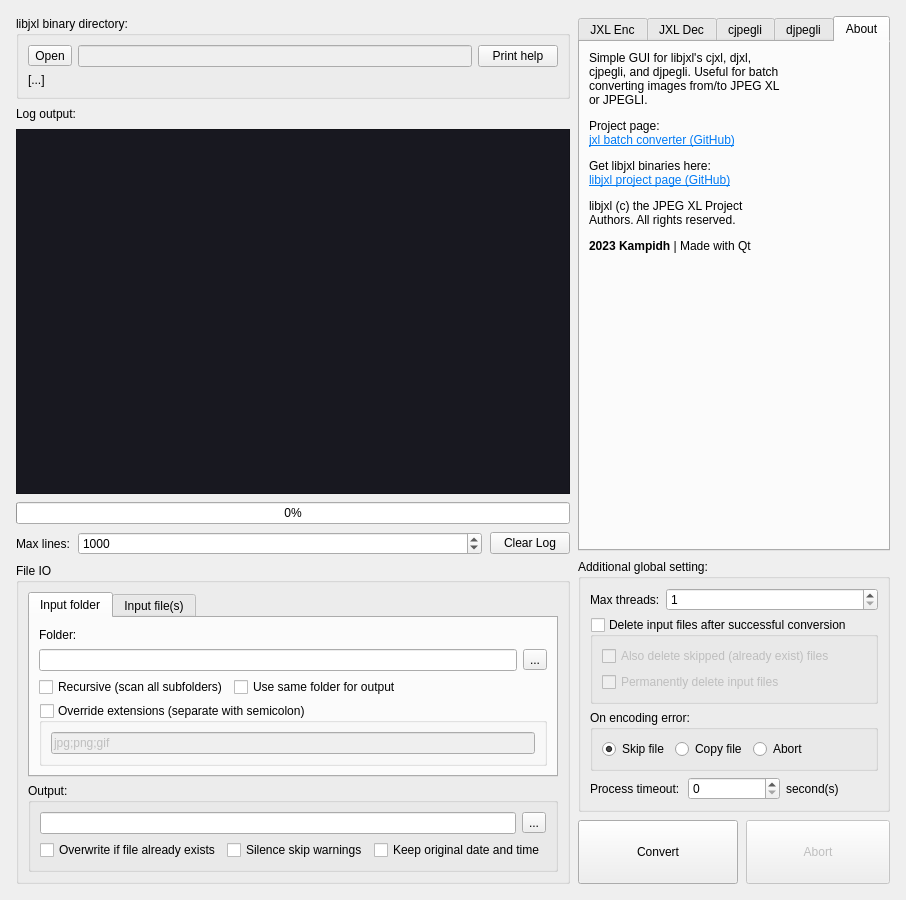
First picture: the form in mainwindow.ui, repository kampidh/jxl-batch-converter, before the edit.
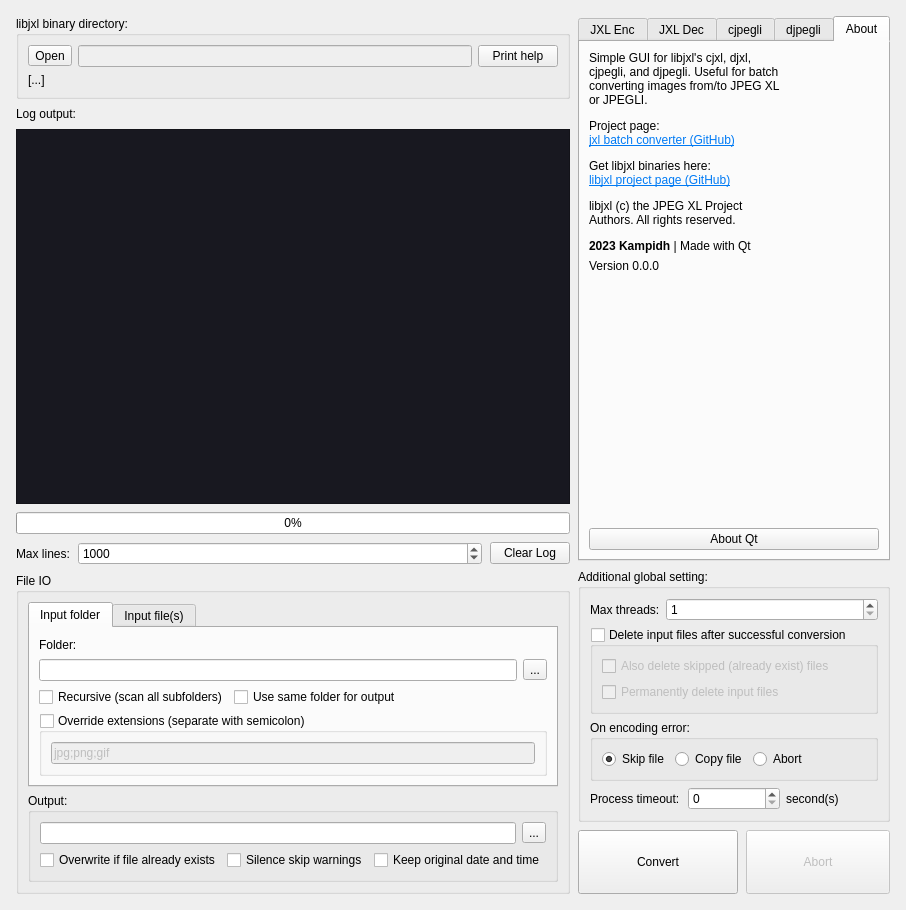
Second picture: the form after the edit. The open tabs and pages were chosen to show the change.

Commit message: Add version number on about tab and Qt version button

What changed in the file:
```diff
--- a/mainwindow.ui
+++ b/mainwindow.ui
@@ -7,7 +7,7 @@
     <x>0</x>
     <y>0</y>
     <width>906</width>
-    <height>900</height>
+    <height>910</height>
    </rect>
   </property>
   <property name="minimumSize">
@@ -1175,6 +1175,13 @@
             </property>
            </widget>
           </item>
+          <item>
+           <widget class="QLabel" name="versionLabel">
+            <property name="text">
+             <string>Version 0.0.0</string>
+            </property>
+           </widget>
+          </item>
           <item>
            <spacer name="verticalSpacer_3">
             <property name="orientation">
@@ -1188,6 +1195,13 @@
             </property>
            </spacer>
           </item>
+          <item>
+           <widget class="QPushButton" name="aboutQtButton">
+            <property name="text">
+             <string>About Qt</string>
+            </property>
+           </widget>
+          </item>
          </layout>
         </widget>
        </widget>
```
The commit also changes 1 other file.
